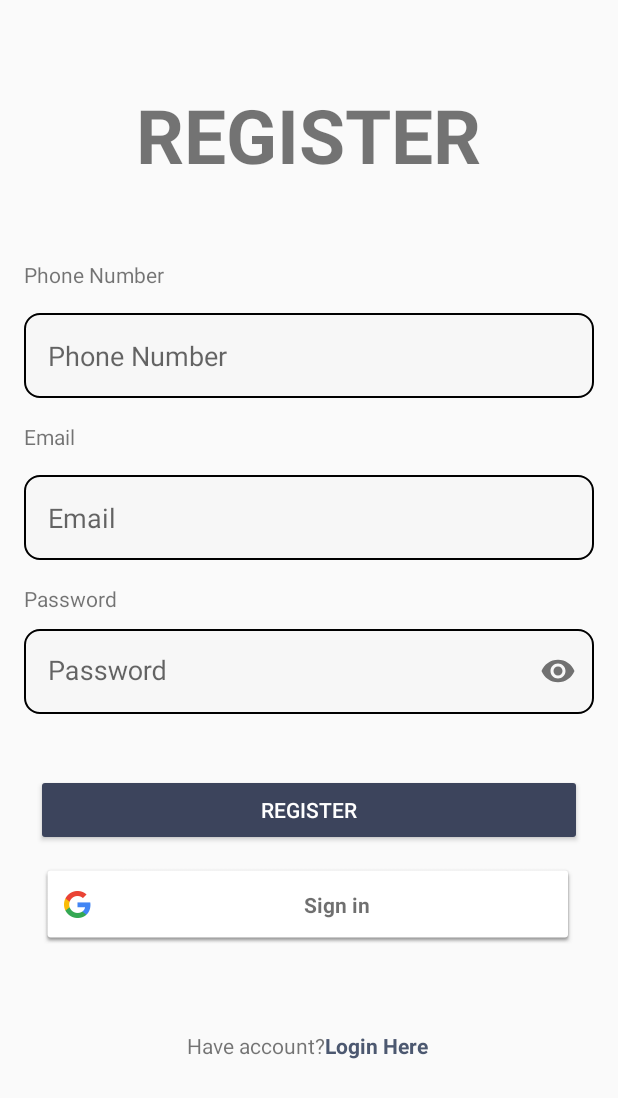
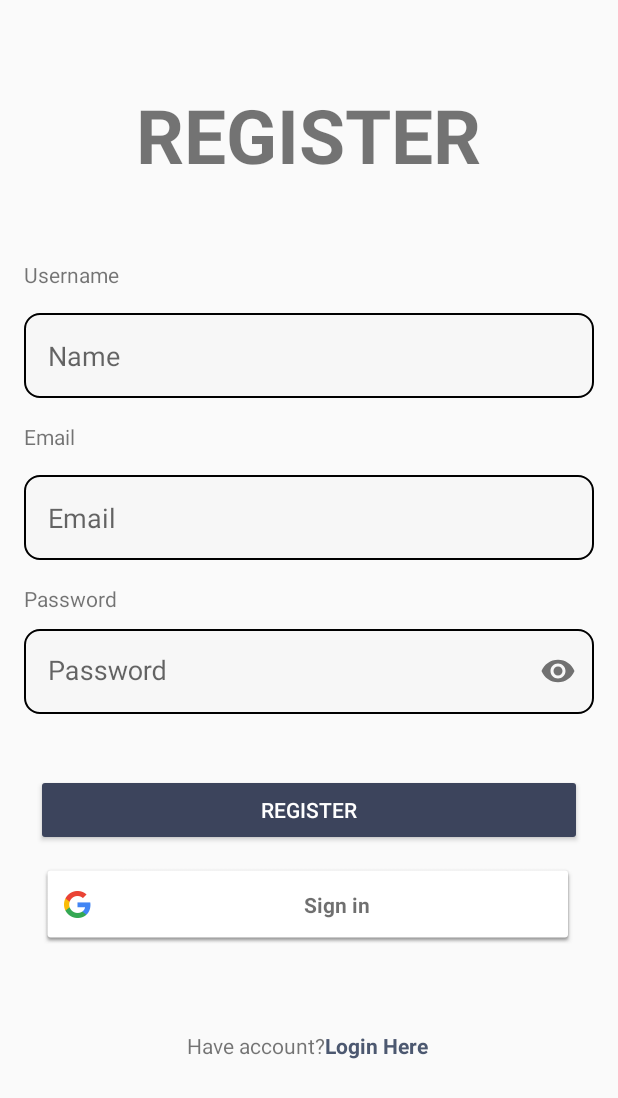
Before and after one commit to Stay2607/CapstoneArtion, an Android app: the RegisterActivity screen opened directly, with no data from a screen before it, on a phone screen of 412 x 824 dp. Shown: the top 1098 px of the screen. Run offline under Robolectric (Android 15) with nearby library versions, the phone set to English and light mode, and no system bars; our stand-ins replace Firebase (no records; nobody signed in at launch, a user with empty details on screens opened directly).

```diff
--- a/app/build.gradle
+++ b/app/build.gradle
@@ -60,4 +60,7 @@ dependencies {
     implementation 'com.google.firebase:firebase-analytics-ktx'
 
     implementation 'de.hdodenhof:circleimageview:3.1.0'
+
+    //Glide
+    implementation 'com.github.bumptech.glide:glide:4.13.2'
 }
--- a/app/src/main/java/com/dicoding/picodiploma/capstoneartion/register/RegisterActivity.kt
+++ b/app/src/main/java/com/dicoding/picodiploma/capstoneartion/register/RegisterActivity.kt
@@ -19,8 +19,10 @@ import com.google.android.gms.common.api.ApiException
 import com.google.firebase.auth.FirebaseAuth
 import com.google.firebase.auth.FirebaseUser
 import com.google.firebase.auth.GoogleAuthProvider
+import com.google.firebase.auth.UserProfileChangeRequest
 import com.google.firebase.auth.ktx.auth
 import com.google.firebase.ktx.Firebase
+
 
 class RegisterActivity : AppCompatActivity() {
     private lateinit var binding: ActivityRegisterBinding
@@ -44,6 +46,7 @@ class RegisterActivity : AppCompatActivity() {
 
     private fun creteAccount() {
         binding.button.setOnClickListener {
+            val username = binding.edtPhone.text.toString()
             val email = binding.edtEmail.text.toString()
             val password = binding.edtPassword.text.toString()
             auth.createUserWithEmailAndPassword(email, password)
@@ -51,6 +54,9 @@ class RegisterActivity : AppCompatActivity() {
                     if (task.isSuccessful) {
                         Log.d(TAG, "createUserWithEmail:success")
                         val user = auth.currentUser
+                        val profileUpdates =
+                            UserProfileChangeRequest.Builder().setDisplayName(username).build()
+                        user?.updateProfile(profileUpdates)
                         updateUI(user)
                     } else {
                         Log.w(TAG, "createUserWithEmail:failure", task.exception)
--- a/app/src/main/res/layout/activity_register.xml
+++ b/app/src/main/res/layout/activity_register.xml
@@ -25,17 +25,17 @@
         android:layout_height="wrap_content"
         android:layout_marginStart="16dp"
         android:layout_marginTop="50dp"
-        android:text="@string/phone"
+        android:text="Username"
         app:layout_constraintStart_toStartOf="parent"
         app:layout_constraintTop_toBottomOf="@+id/textView" />
 
-    <com.dicoding.picodiploma.capstoneartion.customview.PhoneNumberEditText
+    <com.dicoding.picodiploma.capstoneartion.customview.DefaultEditText
         android:id="@+id/edtPhone"
         android:layout_width="match_parent"
         android:layout_height="wrap_content"
         android:layout_margin="16dp"
         android:background="@drawable/bg_edit_text"
-        android:hint="@string/phone"
+        android:hint="Name"
         android:padding="16dp"
         android:translationZ="0dp"
         app:layout_constraintStart_toStartOf="parent"
```
Also changed, not shown: app/src/main/java/com/dicoding/picodiploma/capstoneartion/main/ProfileFragment.kt (+28 -0 lines).
